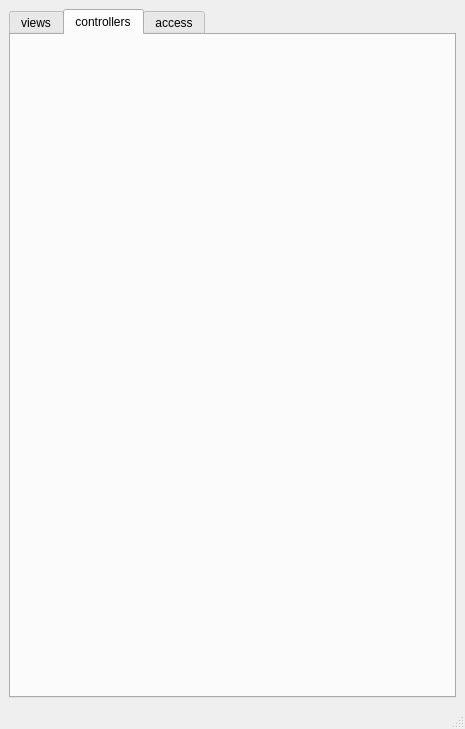
Qt form form.ui (hongzhe12/OdooGenerator) before a commit.
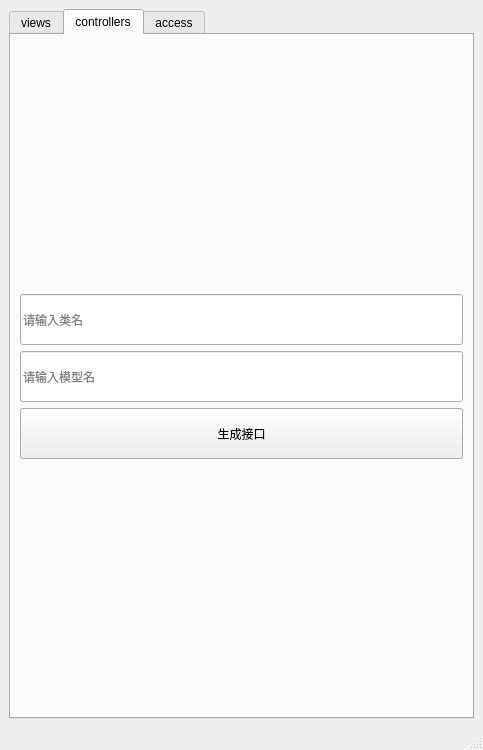
The same form after that commit. The open tabs and pages were chosen to show the change.

Commit message: add:新增控制层代码生成

Patch:
```diff
--- a/form.ui
+++ b/form.ui
@@ -6,8 +6,8 @@
    <rect>
     <x>0</x>
     <y>0</y>
-    <width>465</width>
-    <height>729</height>
+    <width>483</width>
+    <height>750</height>
    </rect>
   </property>
   <property name="windowTitle">
@@ -87,6 +87,77 @@
        <attribute name="title">
         <string>controllers</string>
        </attribute>
+       <layout class="QGridLayout" name="gridLayout_3">
+        <item row="0" column="0">
+         <layout class="QVBoxLayout" name="verticalLayout_2">
+          <item>
+           <spacer name="verticalSpacer_2">
+            <property name="orientation">
+             <enum>Qt::Orientation::Vertical</enum>
+            </property>
+            <property name="sizeHint" stdset="0">
+             <size>
+              <width>20</width>
+              <height>40</height>
+             </size>
+            </property>
+           </spacer>
+          </item>
+          <item>
+           <widget class="QLineEdit" name="lineEdit_3">
+            <property name="minimumSize">
+             <size>
+              <width>421</width>
+              <height>51</height>
+             </size>
+            </property>
+            <property name="placeholderText">
+             <string>请输入类名</string>
+            </property>
+           </widget>
+          </item>
+          <item>
+           <widget class="QLineEdit" name="lineEdit_4">
+            <property name="minimumSize">
+             <size>
+              <width>421</width>
+              <height>51</height>
+             </size>
+            </property>
+            <property name="placeholderText">
+             <string>请输入模型名</string>
+            </property>
+           </widget>
+          </item>
+          <item>
+           <widget class="QPushButton" name="pushButton_2">
+            <property name="minimumSize">
+             <size>
+              <width>421</width>
+              <height>51</height>
+             </size>
+            </property>
+            <property name="text">
+             <string>生成接口</string>
+            </property>
+           </widget>
+          </item>
+          <item>
+           <spacer name="verticalSpacer">
+            <property name="orientation">
+             <enum>Qt::Orientation::Vertical</enum>
+            </property>
+            <property name="sizeHint" stdset="0">
+             <size>
+              <width>20</width>
+              <height>40</height>
+             </size>
+            </property>
+           </spacer>
+          </item>
+         </layout>
+        </item>
+       </layout>
       </widget>
       <widget class="QWidget" name="tab_3">
        <attribute name="title">
```
Left out of the diff: 4 changed lines with no effect on the pictures. The commit also changes 3 other files.
